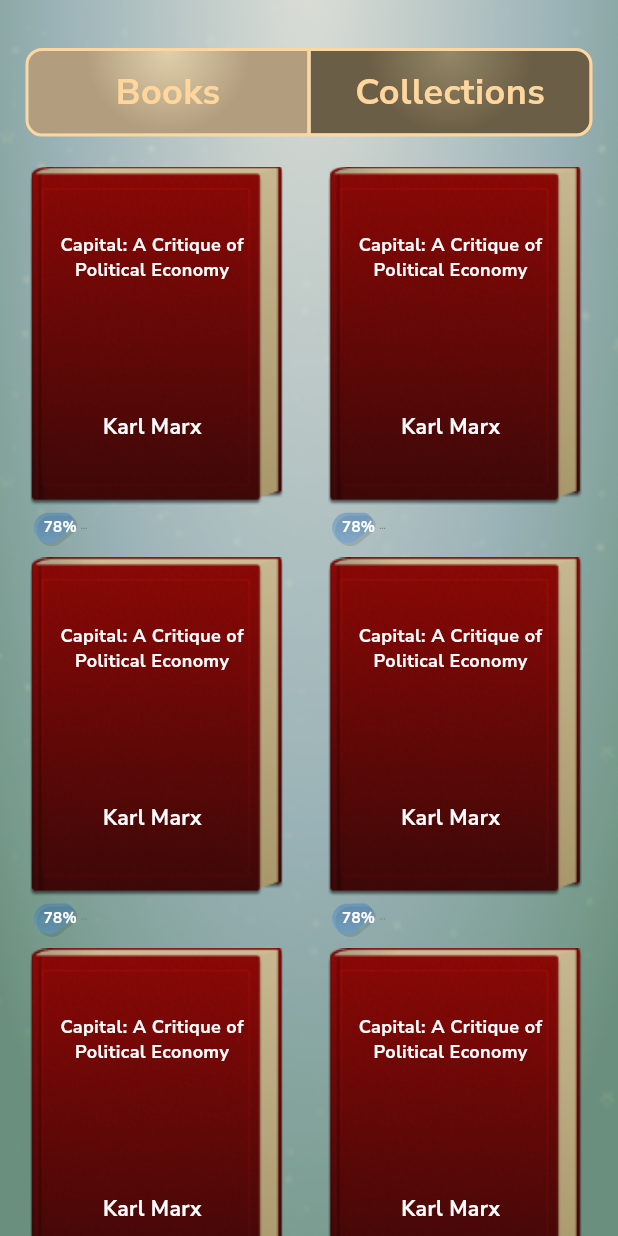
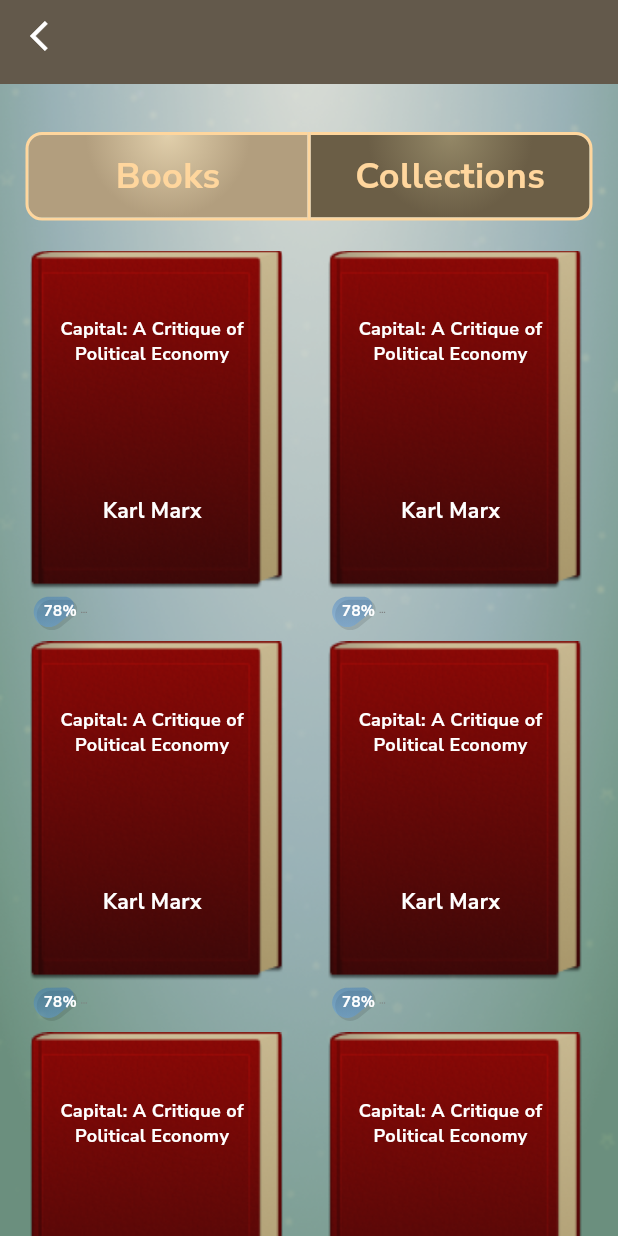
Before and after one commit to Jason1258t/books-nft-ui, a Flutter app: the Wardrobe widget shown alone on an empty page, opened directly, after a tap on an icon or button, on a phone screen of 412 x 824 dp. Run offline on Flutter 3.47's test engine with Material 2 defaults, Android fonts, the phone set to English and light mode, and no system bars; our stand-ins replace bloc, dio, dotted_border, dropdown_button2, flutter_bloc, flutter_dotenv and 5 more; accounts and stored records are empty.

Commit message:
add empty app bar

```diff
--- a/lib/feature/home/data/homa_repository.dart
+++ b/lib/feature/home/data/homa_repository.dart
@@ -1,5 +1,5 @@
 class HomeRepository{
-  bool isSecondScreen = true;
+  bool isSecondScreen = false;
   bool showBottomSheet = false;
 
   void setIsSecondScreen(bool f) => isSecondScreen = f;
--- a/lib/feature/home/home.dart
+++ b/lib/feature/home/home.dart
@@ -20,7 +20,7 @@ class HomeScreen extends StatefulWidget {
 }
 
 class _HomeScreenState extends State<HomeScreen> {
-  int _selectedTab = 0;
+  int _selectedTab = 2;
 
   @override
   Widget build(BuildContext context) {
--- a/lib/widget/custom_scaffold/scaffold.dart
+++ b/lib/widget/custom_scaffold/scaffold.dart
@@ -38,7 +38,7 @@ class CustomScaffold extends StatelessWidget {
                     onTap: () {
                       Navigator.pop(context);
                     },
-                    child: SvgPicture.asset('Assets/icons/arrow_back.svg'),
+                    child: SizedBox(child: SvgPicture.asset('Assets/icons/arrow_back.svg'),),
                   ),
                 )
               : Container(),
--- a/lib/widget/custom_scrollers/custom_category_scroller.dart
+++ b/lib/widget/custom_scrollers/custom_category_scroller.dart
@@ -67,7 +67,7 @@ class CustomCategoryScroller extends StatelessWidget {
                       height: 170,
                       child: Row(
                         children: listBook.map((e) => Padding(
-                                      padding: const EdgeInsets.all(8.0),
+                                      padding: const EdgeInsets.symmetric(horizontal: 5.0, vertical: 8),
                                       child: BooksHorizontalContainer(
                                         book: e,
                                         onTap: () {
--- a/lib/widget/wardrobe/book.dart
+++ b/lib/widget/wardrobe/book.dart
@@ -10,6 +10,7 @@ import 'package:nft/widget/custom_scaffold/scaffold.dart';
 import '../../models/book.dart';
 import '../../utils/colors.dart';
 import '../../utils/fonts.dart';
+import '../app_bar/empty_app_bar.dart';
 import '../buttons/custom_elevated_button.dart';
 
 enum BookType { withData, add, lock }
@@ -24,13 +25,15 @@ final BoxDecoration _bookDecoration =
     BoxDecoration(color: Colors.black.withOpacity(0.4));
 
 class BookWidget extends StatelessWidget {
-  BookWidget({super.key,
+  BookWidget(
+      {super.key,
       required double shelfWidth,
       required BookType bookType,
       this.data})
       : _width = shelfWidth * (27.4 / 360),
         _height = shelfWidth * (100 / 360) {
-    assert(bookType == BookType.withData && data != null ||
+    assert(
+        bookType == BookType.withData && data != null ||
             bookType != BookType.withData,
         'if book has info data cant be null');
     if (bookType == BookType.add || bookType == BookType.lock) {
@@ -77,17 +80,13 @@ class BookWidget extends StatelessWidget {
     Navigator.pushNamed(context, '/book_info_screen',
         arguments: {'book': book});
   }
+
   _addBook(Book book, BuildContext context) {
-    log('aboba');
     showBottomSheet(
         context: context,
-        builder: (BuildContext context) =>
-            Padding(
+        builder: (BuildContext context) => Padding(
             padding: EdgeInsets.only(
-                    bottom: MediaQuery
-                        .of(context)
-                        .viewInsets
-                        .bottom),
+                bottom: MediaQuery.of(context).viewInsets.bottom),
             child: CustomBottomSheet(
               title: 'Put on a shelf',
               mainAxisAlignment: MainAxisAlignment.start,
@@ -111,7 +110,11 @@ class BookWidget extends StatelessWidget {
                           style: AppTypography.font16white,
                         ),
                       ),
-                          CustomElevatedButton(text: 'Confirm', onTap: () {
+                      CustomElevatedButton(
+                          text: 'Confirm',
+                          onTap: () {
+                            Navigator.pop(context);
+                            Navigator.pop(context);
                             //TODO сделать добавление с блоком/репозиторием
                           }),
                     ],
@@ -120,14 +123,19 @@ class BookWidget extends StatelessWidget {
               ],
             )));
   }
+
   @override
   Widget build(BuildContext context) {
-
-
     if (_bookType == BookType.add) {
       onTap = () {
-        Navigator.push(context,
-            MaterialPageRoute(builder: (_) => CustomScaffold(child: MyBooksScreen(onTap: _addBook))));
+        Navigator.push(
+            context,
+            MaterialPageRoute(
+                builder: (_) => CustomScaffold(
+                    appBar: EmptyAppBar(
+                      context: context,
+                    ),
+                    child: MyBooksScreen(onTap: _addBook))));
       };
     } else if (_bookType == BookType.lock) {
       onTap = _buyPlace();
--- a/lib/widget/wardrobe/wardrobe.dart
+++ b/lib/widget/wardrobe/wardrobe.dart
@@ -19,18 +19,17 @@ class _WardrobeState extends State<Wardrobe> {
         Shelf.top(
           width: MediaQuery.of(context).size.width,
           shelfData: ShelfData(booksData: [
-            Book(name: 'Example book', image: 'Assets/images/conan_doyle_book.png'),
-            Book(name: 'Example book', image: 'Assets/images/conan_doyle_book.png'),
-            Book(name: 'Example book', image: 'Assets/images/conan_doyle_book.png'),
-            Book(name: 'Example book', image: 'Assets/images/conan_doyle_book.png'),
+            Book(name: 'Example book', image: 'Assets/images/conan_doyle_book.png', owned: true),
+            Book(name: 'Example book', image: 'Assets/images/conan_doyle_book.png', owned: true),
+            Book(name: 'Example book', image: 'Assets/images/conan_doyle_book.png', owned: true),
+            Book(name: 'Example book', image: 'Assets/images/conan_doyle_book.png', owned: true),
           ], lockedBooks: 1),
         ),
         Shelf.middle(
           width: MediaQuery.of(context).size.width,
           shelfData: ShelfData(booksData: [
-            Book(name: 'Example book', image: 'Assets/images/conan_doyle_book.png'),
-            Book(name: 'Example book', image: 'Assets/images/conan_doyle_book.png'),
-            Book(name: 'Example book', image: 'Assets/images/conan_doyle_book.png'),
+            Book(name: 'Example book', image: 'Assets/images/conan_doyle_book.png', owned: true),
+            Book(name: 'Example book', image: 'Assets/images/conan_doyle_book.png', owned: true),
           ], lockedBooks: 1),
         ),
         Shelf.bottom(
```
Also changed, not shown: lib/feature/auth/ui/login_screen.dart (+2 -29 lines), lib/feature/auth/ui/register_screen.dart (+2 -29 lines), lib/feature/book_info/ui/book_info_screen.dart (+27 -11 lines), lib/widget/app_bar/empty_app_bar.dart (added, +36 -0 lines), Assets/icons/red_delete.svg (added). Lines whose indentation alone changed are shown as unchanged.
